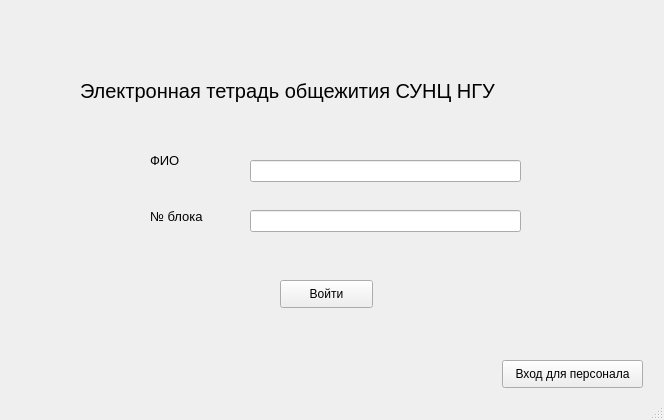
Before: the Qt Designer form worker.ui in SivetsDanil/Digitalization-project-for-SESC-NSU, drawn with Qt 5.
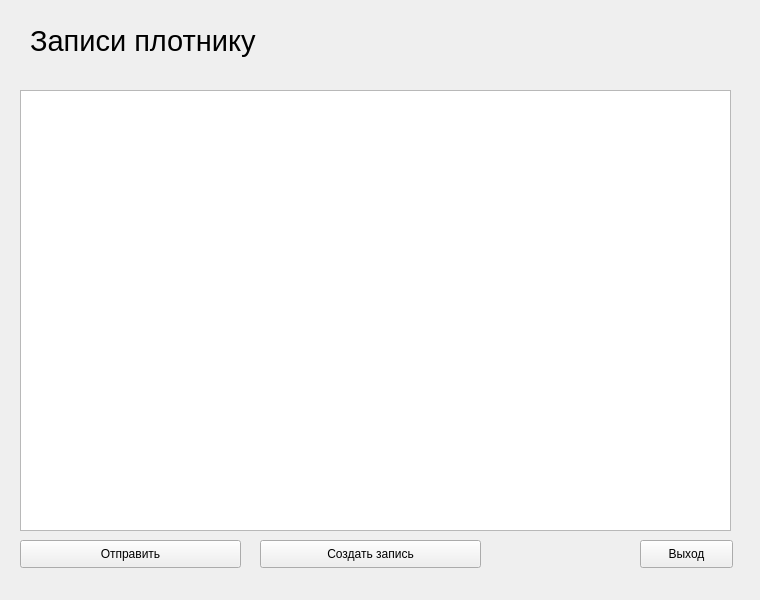
After: the same form once the commit is applied.

Diff of the .ui file:
```diff
--- a/worker.ui
+++ b/worker.ui
@@ -1,131 +1,85 @@
 <?xml version="1.0" encoding="UTF-8"?>
 <ui version="4.0">
- <class>StartWindow</class>
- <widget class="QMainWindow" name="Вход в тетрадь для записи">
+ <class>Form</class>
+ <widget class="QWidget" name="Form">
   <property name="geometry">
    <rect>
     <x>0</x>
     <y>0</y>
-    <width>664</width>
-    <height>420</height>
+    <width>760</width>
+    <height>600</height>
    </rect>
   </property>
   <property name="windowTitle">
    <string>Вход в тетрадь для записи</string>
   </property>
-  <widget class="QWidget" name="centralwidget">
-   <widget class="QLabel" name="label">
+  <widget class="QTableWidget" name="table">
     <property name="geometry">
      <rect>
-      <x>80</x>
-      <y>40</y>
-      <width>521</width>
-      <height>101</height>
-     </rect>
-    </property>
-    <property name="font">
-     <font>
-      <pointsize>15</pointsize>
-     </font>
-    </property>
-    <property name="text">
-     <string>Электронная тетрадь общежития СУНЦ НГУ</string>
-    </property>
-   </widget>
-   <widget class="QLineEdit" name="user_name">
+     <x>20</x>
+     <y>90</y>
+     <width>711</width>
+     <height>441</height>
+    </rect>
+   </property>
+  </widget>
+  <widget class="QPushButton" name="exit_button">
     <property name="geometry">
      <rect>
-      <x>250</x>
-      <y>160</y>
-      <width>271</width>
-      <height>22</height>
-     </rect>
-    </property>
-   </widget>
-   <widget class="QLineEdit" name="room_number">
-    <property name="geometry">
-     <rect>
-      <x>250</x>
-      <y>210</y>
-      <width>271</width>
-      <height>22</height>
-     </rect>
-    </property>
-   </widget>
-   <widget class="QPushButton" name="log_in_button">
-    <property name="geometry">
-     <rect>
-      <x>280</x>
-      <y>280</y>
+     <x>640</x>
+     <y>540</y>
       <width>93</width>
       <height>28</height>
      </rect>
     </property>
     <property name="text">
-     <string>Войти</string>
-    </property>
-   </widget>
-   <widget class="QLabel" name="label_2">
+    <string>Выход</string>
+   </property>
+  </widget>
+  <widget class="QPushButton" name="send_button">
     <property name="geometry">
      <rect>
-      <x>150</x>
-      <y>150</y>
-      <width>51</width>
-      <height>21</height>
-     </rect>
-    </property>
-    <property name="font">
-     <font>
-      <pointsize>10</pointsize>
-     </font>
-    </property>
+     <x>20</x>
+     <y>540</y>
+     <width>221</width>
+     <height>28</height>
+    </rect>
+   </property>
     <property name="text">
-     <string>ФИО</string>
-    </property>
-   </widget>
-   <widget class="QLabel" name="label_3">
+    <string>Отправить</string>
+   </property>
+  </widget>
+  <widget class="QLabel" name="label">
     <property name="geometry">
      <rect>
-      <x>150</x>
-      <y>206</y>
-      <width>71</width>
-      <height>20</height>
+     <x>30</x>
+     <y>20</y>
+     <width>351</width>
+     <height>41</height>
      </rect>
     </property>
     <property name="font">
      <font>
-      <pointsize>10</pointsize>
+     <pointsize>22</pointsize>
      </font>
     </property>
     <property name="text">
-     <string>№ блока</string>
-    </property>
-   </widget>
-   <widget class="QPushButton" name="pushButton">
+    <string>Записи плотнику</string>
+   </property>
+  </widget>
+  <widget class="QPushButton" name="create_button">
     <property name="geometry">
      <rect>
-      <x>502</x>
-      <y>360</y>
-      <width>141</width>
+     <x>260</x>
+     <y>540</y>
+     <width>221</width>
       <height>28</height>
      </rect>
     </property>
     <property name="text">
-     <string>Вход для персонала</string>
-    </property>
-   </widget>
-  </widget>
-  <widget class="QMenuBar" name="menubar">
-   <property name="geometry">
-    <rect>
-     <x>0</x>
-     <y>0</y>
-     <width>664</width>
-     <height>26</height>
-    </rect>
-   </property>
-  </widget>
-  <widget class="QStatusBar" name="statusbar"/>
+    <string>Создать запись</string>
+   </property>
+  </widget>
  </widget>
  <resources/>
  <connections/>
```
Left out of the diff: 2 changed lines with no effect on the pictures. Lines whose indentation alone changed are shown as unchanged.
